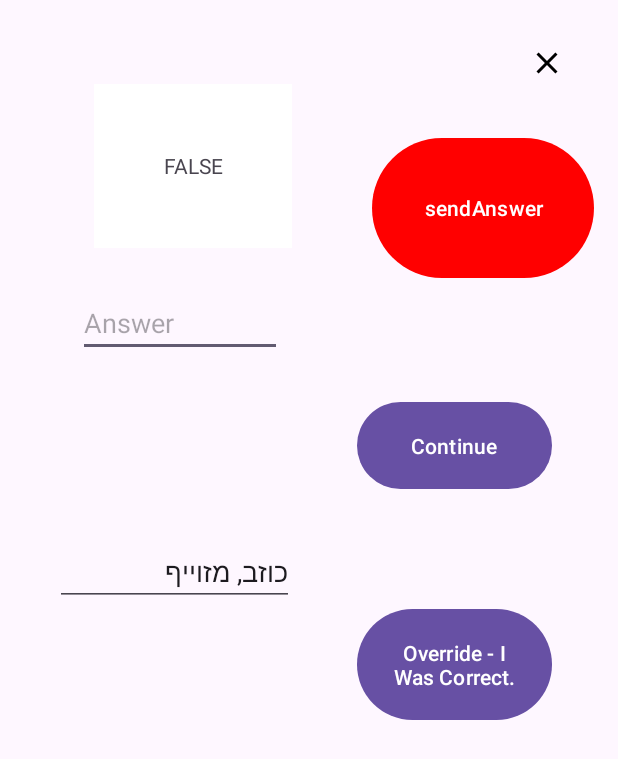
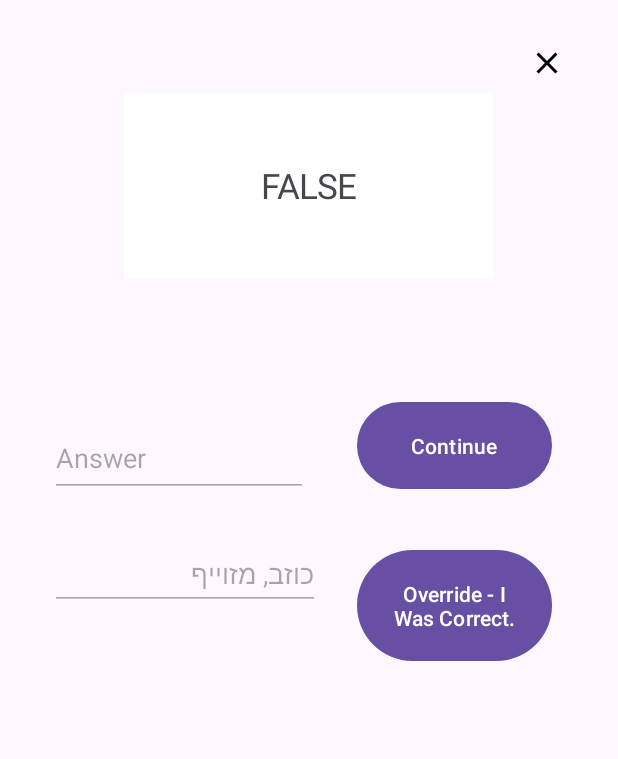
Before and after one commit to noam147/phis_words, an Android app: the WordQuestionsPageWriteAnswer screen opened directly, with no data from a screen before it, after a tap on "sendAnswer", on a phone screen of 412 x 824 dp. Shown: the top 759 px of the screen. Run offline under Robolectric (Android 15) with nearby library versions, the phone set to English and light mode, and no system bars.

Commit message:
update writegame gui

```diff
--- a/app/ViewPagerTry2/app/src/main/java/ExercisesPages/BaseActivityForGameQuestions.java
+++ b/app/ViewPagerTry2/app/src/main/java/ExercisesPages/BaseActivityForGameQuestions.java
@@ -77,7 +77,7 @@ public class BaseActivityForGameQuestions extends AppCompatActivity {
         dbManager.openDb();
 
     }
-    private void activateVibrator()
+    protected void activateVibrator()
     {
         /*//for later - page to set this
         Intent intent = new Intent("android.intent.action.SET_ALARM");
--- a/app/ViewPagerTry2/app/src/main/java/ExercisesPages/WordQuestionsPageWriteAnswer.java
+++ b/app/ViewPagerTry2/app/src/main/java/ExercisesPages/WordQuestionsPageWriteAnswer.java
@@ -53,7 +53,11 @@ public class WordQuestionsPageWriteAnswer extends BaseActivityForGameQuestions {
         m_continueBtn.setVisibility(View.INVISIBLE);
         getVarsAtStart();
         setEnterKeyListener(m_userAnswerEditText);
+        m_questionTextView.setTextSize(23);
         m_questionTextView.setText(this.m_questions[m_counter].getWordProperties().getWord());
+
+        EditText solution  = findViewById(R.id.solutionMeaningEditText);
+        solution.setEnabled(false);
     }
     private void setEnterKeyListener(EditText editText) {
         editText.setOnEditorActionListener(new TextView.OnEditorActionListener() {
@@ -182,6 +186,7 @@ private void onAnswerClicked(View view)
   }
   public void continueButtonClicked(View view,boolean isTrue)
   {
+
       if(isTrue)
       {
           super.whenUserRight();
@@ -192,9 +197,12 @@ private void onAnswerClicked(View view)
       m_overrideBtn.setVisibility(View.INVISIBLE);
       m_continueBtn.setVisibility(View.INVISIBLE);
       updateToNextQuestion();
+
   }
   private void updateToNextQuestion()
   {
+      m_answerBtn.setVisibility(View.VISIBLE);
+      this.m_userAnswerEditText.setEnabled(true);
       m_answerBtn.setBackgroundColor(Color.BLACK);
       this.m_counter++;
       if(m_counter == this.m_questions.length)
@@ -213,7 +221,10 @@ private void onAnswerClicked(View view)
   private void whenUserAnsweredWrong()
   {
 
-      m_answerBtn.setBackgroundColor(Color.RED);
+      //m_answerBtn.setBackgroundColor(Color.RED);
+      super.activateVibrator();
+      m_userAnswerEditText.setEnabled(false);
+      m_answerBtn.setVisibility(View.GONE);
       m_overrideBtn.setVisibility(View.VISIBLE);
       m_overrideBtn.setText("Override - I Was Correct.");
       m_continueBtn.setVisibility(View.VISIBLE);
--- a/app/ViewPagerTry2/app/src/main/java/NewViews/StatisticsButton.java
+++ b/app/ViewPagerTry2/app/src/main/java/NewViews/StatisticsButton.java
@@ -25,7 +25,6 @@ public class StatisticsButton extends androidx.appcompat.widget.AppCompatButton
 
     @Override
     public boolean performClick() {
-        // Call super.performClick() first.
         boolean handledBySuper = super.performClick();
 
         String word = this.wordProperties.getQuestionDetails().getWordProperties().getWord();
@@ -54,10 +53,6 @@ public class StatisticsButton extends androidx.appcompat.widget.AppCompatButton
     {
         // finalImg;
         int amountOfStars = wordProperties.getQuestionDetails().getUserDetailsOnWords().getAmountOfStars();
-        if(amountOfStars == OperationsAndOtherUsefull.MIN_KNOW_WORD_AMOUNT_OF_STARS)
-        {
-
-        }
         if(amountOfStars > 0)
         {
             this.post(() -> {
@@ -73,30 +68,11 @@ public class StatisticsButton extends androidx.appcompat.widget.AppCompatButton
                 {
                     finalImg = getResources().getDrawable(R.drawable.three_stars);
                 }
-
-
-
                 // Resize drawable to match the button's height
                 finalImg = OperationsAndOtherUsefull.resizeDrawable(desiredHeight+30, desiredHeight, finalImg);
                 // Set the resized drawable to the left of the button text
                 this.setCompoundDrawables(finalImg, null, null, null);
-
-                // Optionally, set padding if needed
-                //this.setCompoundDrawablePadding(20);
             });
         }
     }
-    private void putStars()
-    {
-
-        // Set the first star drawable on the left
-        if(wordProperties.getIsUserRight())
-            this.setCompoundDrawablesWithIntrinsicBounds(R.drawable.baseline_full_star_24, 0, 0, 0);
-        else
-        {
-            this.setCompoundDrawablesWithIntrinsicBounds(R.drawable.baseline_empty_star_outline_24,0,0,0);
-        }
-        this.setCompoundDrawablePadding(20); // Adjust the padding value as needed
-
-    }
 }
--- a/app/ViewPagerTry2/app/src/main/java/com/example/viewpagertry2/OperationsAndOtherUsefull.java
+++ b/app/ViewPagerTry2/app/src/main/java/com/example/viewpagertry2/OperationsAndOtherUsefull.java
@@ -77,9 +77,14 @@ public class OperationsAndOtherUsefull {
                 //on do not decide
                 wordsAfterCheckingList.add(words[i]);
             }
-            if (check(currAmountOfStars, 1, action, OperationsAndOtherUsefull.DO_KNOW_WORDS) || check(currAmountOfStars, 2, action, OperationsAndOtherUsefull.DO_KNOW_WORDS)) {
+            if (check(currAmountOfStars, 1, action, OperationsAndOtherUsefull.DO_KNOW_WORDS)
+                    || check(currAmountOfStars, 2, action, OperationsAndOtherUsefull.DO_KNOW_WORDS)) {
                 //on do know - there is one star or two option
                 wordsAfterCheckingList.add(words[i]);
+            }
+            if(currAmountOfStars == 2)
+            {
+                int a=0;
             }
 
         }
--- a/app/ViewPagerTry2/app/src/main/res/layout/activity_word_questions_page_write_answer.xml
+++ b/app/ViewPagerTry2/app/src/main/res/layout/activity_word_questions_page_write_answer.xml
@@ -23,23 +23,23 @@
 
     <com.google.android.material.textfield.TextInputEditText
         android:id="@+id/answerMeaningEditText"
-        android:layout_width="136dp"
-        android:layout_height="44dp"
+        android:layout_width="172dp"
+        android:layout_height="52dp"
 
         android:hint="Answer"
 
         android:inputType="text"
         app:layout_constraintBottom_toBottomOf="parent"
         app:layout_constraintEnd_toEndOf="parent"
-        app:layout_constraintHorizontal_bias="0.188"
+        app:layout_constraintHorizontal_bias="0.138"
         app:layout_constraintStart_toStartOf="parent"
         app:layout_constraintTop_toTopOf="parent"
-        app:layout_constraintVertical_bias="0.249" />
+        app:layout_constraintVertical_bias="0.362" />
 
     <com.google.android.material.textfield.TextInputEditText
         android:id="@+id/solutionMeaningEditText"
-        android:layout_width="159dp"
-        android:layout_height="43dp"
+        android:layout_width="180dp"
+        android:layout_height="48dp"
 
         android:hint="sulotion"
 
@@ -59,10 +59,10 @@
         android:text="sendAnswer"
         app:layout_constraintBottom_toBottomOf="parent"
         app:layout_constraintEnd_toEndOf="parent"
-        app:layout_constraintHorizontal_bias="0.939"
+        app:layout_constraintHorizontal_bias="0.866"
         app:layout_constraintStart_toStartOf="parent"
         app:layout_constraintTop_toTopOf="parent"
-        app:layout_constraintVertical_bias="0.122" />
+        app:layout_constraintVertical_bias="0.426" />
 
     <Button
         android:id="@+id/continueButton"
@@ -89,22 +89,22 @@
         app:layout_constraintStart_toStartOf="parent"
 
         app:layout_constraintTop_toTopOf="parent"
-        app:layout_constraintVertical_bias="0.542" />
+        app:layout_constraintVertical_bias="0.489" />
 
     <TextView
         android:id="@+id/WordQuestionTextView"
 
-        android:layout_width="132dp"
-        android:layout_height="109dp"
+        android:layout_width="246dp"
+        android:layout_height="124dp"
         android:background="@android:color/white"
         android:gravity="center"
         android:padding="16dp"
         android:text="wordQuestion"
         app:layout_constraintBottom_toBottomOf="parent"
         app:layout_constraintEnd_toEndOf="parent"
-        app:layout_constraintHorizontal_bias="0.223"
+        app:layout_constraintHorizontal_bias="0.497"
         app:layout_constraintStart_toStartOf="parent"
         app:layout_constraintTop_toTopOf="parent"
-        app:layout_constraintVertical_bias="0.078" />
+        app:layout_constraintVertical_bias="0.089" />
 
 </androidx.constraintlayout.widget.ConstraintLayout>
```
Also changed, not shown: 2 other files.
